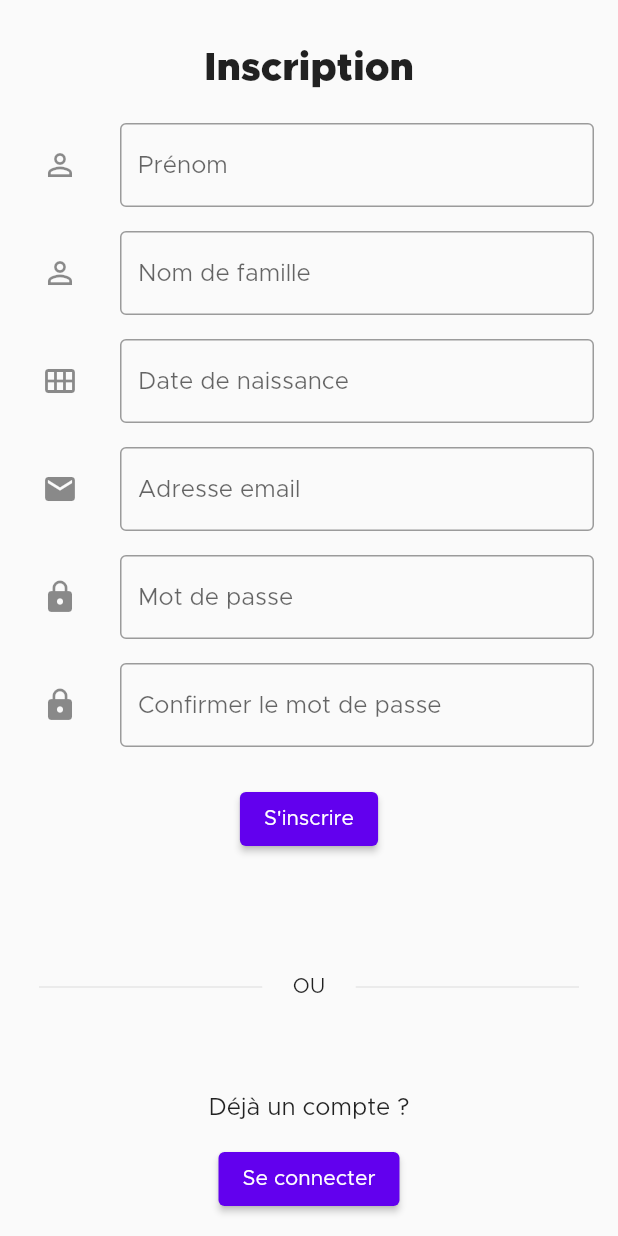
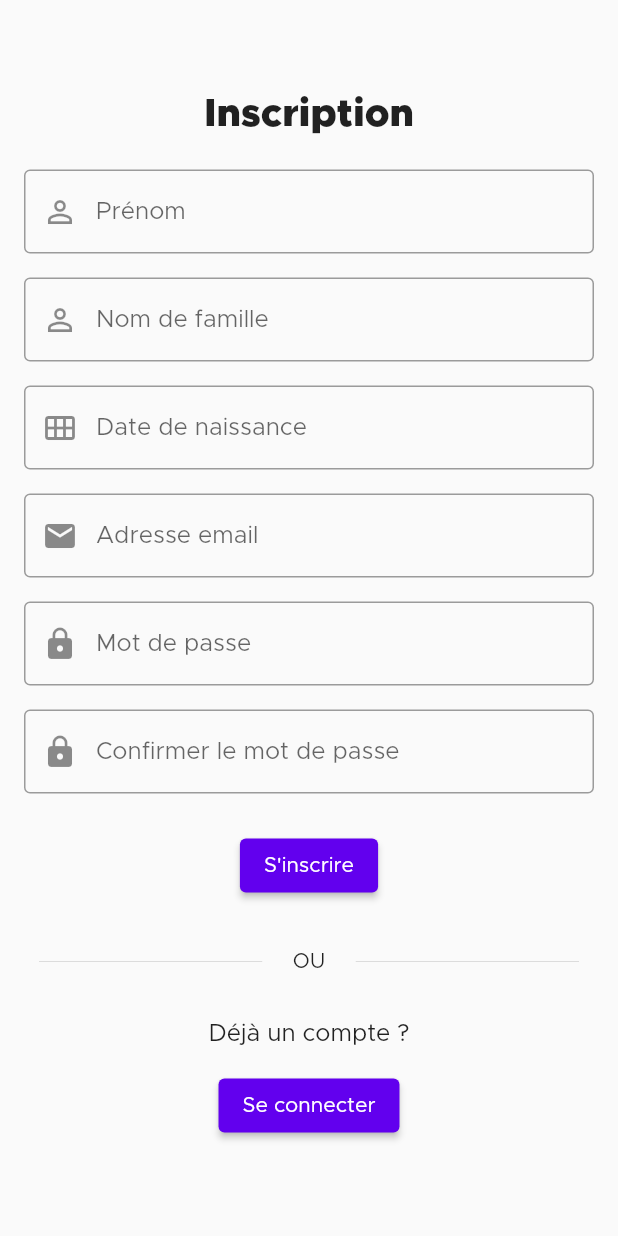
Before and after one commit to Drakx116/my-budget-app, a Flutter app: the screen it shows after launch, after a tap on an icon or button, on a phone screen of 412 x 824 dp. Run offline on Flutter 3.47's test engine with Material 2 defaults, Android fonts, the phone set to English and light mode, and no system bars; our stand-ins replace dio, flutter_dotenv, flutter_secure_storage, freezed_annotation, image_picker; missing offline and left inert: learning_input_image, learning_text_recognition; network calls fail.

Commit message:
feat(style): update authentication screens style :sparkles:

```diff
--- a/lib/screens/auth/login_screen.dart
+++ b/lib/screens/auth/login_screen.dart
@@ -16,7 +16,7 @@ class LoginScreen extends StatelessWidget
     return CenterContainer(widgets: [
       const WidgetTitle(text: 'Connexion'),
       LoginForm(givenEmail: givenEmail),
-      const ExtendedDivider(orDivider: true, padding: 64),
+      const ExtendedDivider(orDivider: true, padding: 32),
 
       Column(
         children: [
--- a/lib/screens/auth/registration_screen.dart
+++ b/lib/screens/auth/registration_screen.dart
@@ -14,7 +14,7 @@ class RegistrationScreen extends StatelessWidget
     return CenterContainer(widgets: [
       const WidgetTitle(text: 'Inscription'),
       const RegistrationForm(),
-      const ExtendedDivider(orDivider: true, padding: 64),
+      const ExtendedDivider(orDivider: true, padding: 32),
 
       Column(
         children: [
--- a/lib/utils/forms/fields/text_field.dart
+++ b/lib/utils/forms/fields/text_field.dart
@@ -63,9 +63,10 @@ class _ExtendedFormTextFieldState extends State<ExtendedFormTextField>
         obscureText: (widget.type.contains('PASSWORD')),
         decoration: InputDecoration(
           border: const OutlineInputBorder(),
+          contentPadding: const EdgeInsets.symmetric(horizontal: 16, vertical: 20),
           labelText: widget.label,
           errorText: widget._error,
-            icon: IconButton(
+          prefixIcon: IconButton(
             icon: Icon(buildIcon()),
             onPressed: () async {
               if (field_type.BIRTHDATE == widget.type) {
--- a/lib/utils/forms/login_form.dart
+++ b/lib/utils/forms/login_form.dart
@@ -52,7 +52,7 @@ class _LoginFormState extends State<LoginForm>
           emailField,
           passwordField,
           Padding(
-            padding: const EdgeInsets.symmetric(vertical: 16),
+            padding: const EdgeInsets.only(top: 16),
             child: ElevatedButton(
               onPressed: () async {
                 try {
--- a/lib/utils/forms/registration_form.dart
+++ b/lib/utils/forms/registration_form.dart
@@ -60,7 +60,7 @@ class _RegistrationFormState extends State<RegistrationForm>
           passwordField,
           confirmPasswordField,
           Padding(
-            padding: const EdgeInsets.symmetric(vertical: 16),
+            padding: const EdgeInsets.only(top: 16),
             child: ElevatedButton(
                 onPressed: () async {
                   try {
```
Lines whose indentation alone changed are shown as unchanged.
